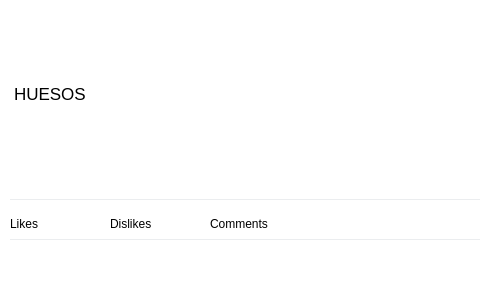
This is src/main/gui/design/post/post.ui in r0manch1k/twitter-OPD-project as Qt 5 draws it before an edit; both pictures show x 0 to 480 and y 0 to 300 of the 800 by 300 pixel window. The edited form follows.
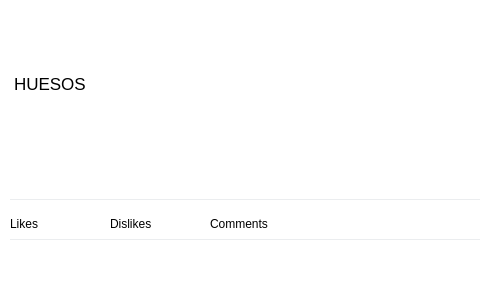
This is the edited form.

Commit message: feat(app): added post system

Diff of the .ui file:
```diff
--- a/src/main/gui/design/post/post.ui
+++ b/src/main/gui/design/post/post.ui
@@ -184,13 +184,13 @@
         <property name="minimumSize">
          <size>
           <width>0</width>
-          <height>60</height>
+          <height>50</height>
          </size>
         </property>
         <property name="maximumSize">
          <size>
           <width>16777215</width>
-          <height>60</height>
+          <height>50</height>
          </size>
         </property>
         <property name="styleSheet">
@@ -265,7 +265,7 @@
               <property name="maximumSize">
                <size>
                 <width>16777215</width>
-                <height>50</height>
+                <height>40</height>
                </size>
               </property>
               <property name="verticalScrollBarPolicy">
@@ -322,13 +322,13 @@
         <property name="minimumSize">
          <size>
           <width>0</width>
-          <height>30</height>
+          <height>20</height>
          </size>
         </property>
         <property name="maximumSize">
          <size>
           <width>16777215</width>
-          <height>16777215</height>
+          <height>100</height>
          </size>
         </property>
         <property name="html">
```
Left out of the diff: 19 changed lines with no effect on the pictures. The commit also changes 35 other files.
